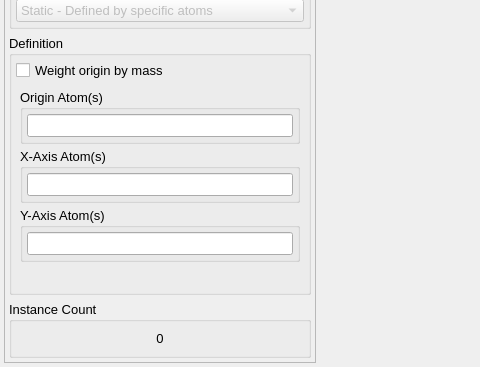
This is src/gui/speciesTab.ui in disorderedmaterials/dissolve as Qt 5 draws it before an edit; both pictures show x 0 to 480 and y 602 to 969 of the 1087 by 969 pixel window. The edited form follows.
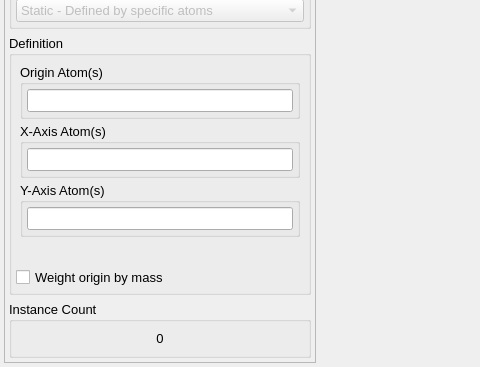
This is the edited form. Icons and pictures are not drawn. Custom widgets are drawn as their Qt base class.

Commit message: Move weight by mass control to bottom of group.

What changed in the file:
```diff
--- a/src/gui/speciesTab.ui
+++ b/src/gui/speciesTab.ui
@@ -757,13 +757,6 @@
               <property name="bottomMargin">
                <number>4</number>
               </property>
-              <item>
-               <widget class="QCheckBox" name="SiteOriginMassWeightedCheck">
-                <property name="text">
-                 <string>Weight origin by mass</string>
-                </property>
-               </widget>
-              </item>
               <item>
                <widget class="QStackedWidget" name="SiteDefinitionStack">
                 <property name="currentIndex">
@@ -1120,6 +1113,13 @@
                 </widget>
                </widget>
               </item>
+              <item>
+               <widget class="QCheckBox" name="SiteOriginMassWeightedCheck">
+                <property name="text">
+                 <string>Weight origin by mass</string>
+                </property>
+               </widget>
+              </item>
              </layout>
             </widget>
            </item>
```
